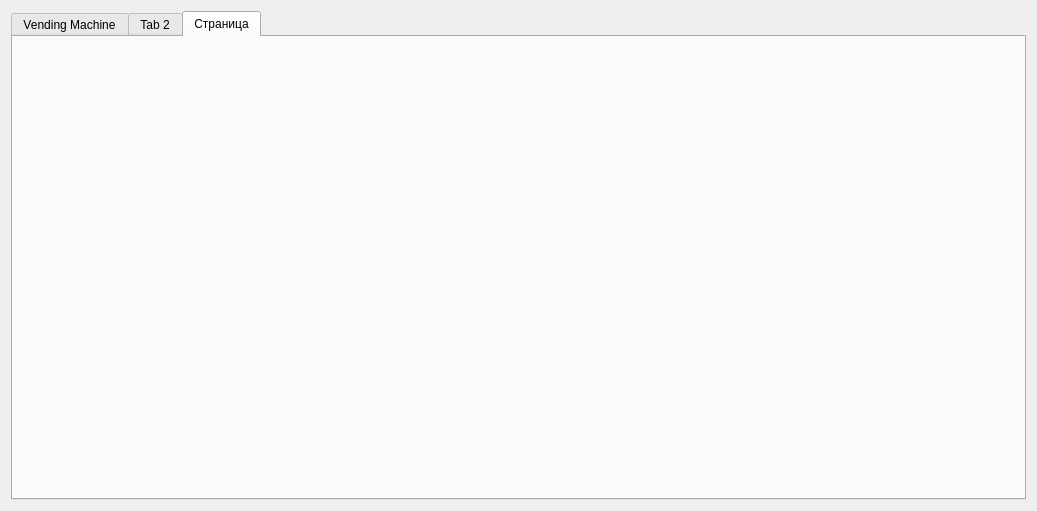
Old version of the form mainwindow.ui in the repository Vladimir-A/Vending_Machine.
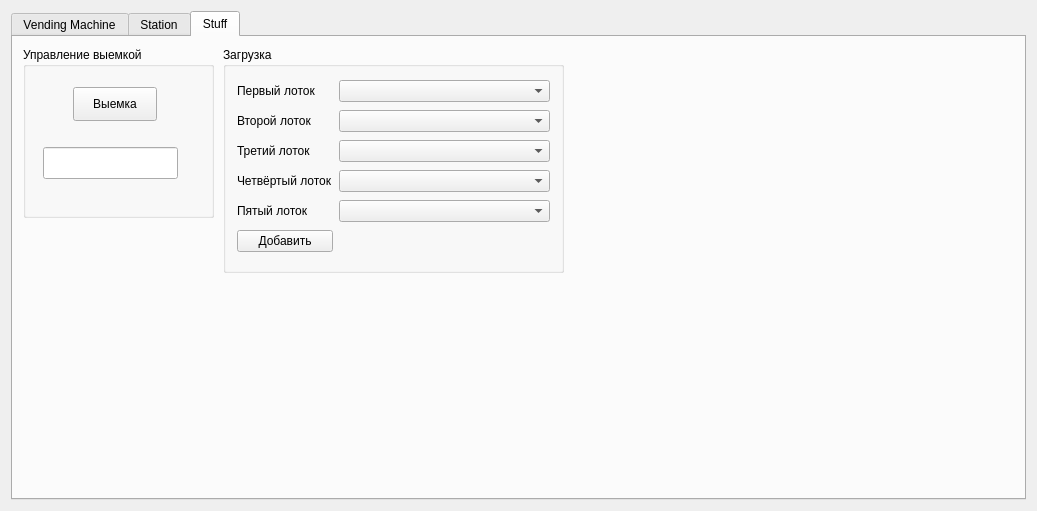
New version of the form. The open tabs and pages were chosen to show the change.

```diff
--- a/mainwindow.ui
+++ b/mainwindow.ui
@@ -15,7 +15,7 @@
   </property>
   <widget class="QWidget" name="centralWidget">
    <layout class="QGridLayout" name="gridLayout_2">
-    <item row="1" column="0">
+    <item row="0" column="0">
      <widget class="QTabWidget" name="Stages">
       <property name="currentIndex">
        <number>1</number>
@@ -631,13 +631,147 @@
       </widget>
       <widget class="QWidget" name="station">
        <attribute name="title">
-        <string>Tab 2</string>
+        <string>Station</string>
        </attribute>
       </widget>
       <widget class="QWidget" name="stuff">
        <attribute name="title">
-        <string>Страница</string>
+        <string>Stuff</string>
        </attribute>
+       <widget class="QGroupBox" name="groupBox_3">
+        <property name="geometry">
+         <rect>
+          <x>210</x>
+          <y>10</y>
+          <width>341</width>
+          <height>226</height>
+         </rect>
+        </property>
+        <property name="title">
+         <string>Загрузка</string>
+        </property>
+        <layout class="QGridLayout" name="gridLayout_16">
+         <item row="4" column="0">
+          <widget class="QLabel" name="label_7">
+           <property name="text">
+            <string>Пятый лоток</string>
+           </property>
+          </widget>
+         </item>
+         <item row="3" column="0">
+          <widget class="QLabel" name="label_6">
+           <property name="text">
+            <string>Четвёртый лоток</string>
+           </property>
+          </widget>
+         </item>
+         <item row="2" column="1">
+          <widget class="QComboBox" name="comboBox3"/>
+         </item>
+         <item row="0" column="1">
+          <widget class="QComboBox" name="comboBox1">
+           <property name="minimumSize">
+            <size>
+             <width>0</width>
+             <height>0</height>
+            </size>
+           </property>
+          </widget>
+         </item>
+         <item row="3" column="1">
+          <widget class="QComboBox" name="comboBox4"/>
+         </item>
+         <item row="0" column="0">
+          <widget class="QLabel" name="label_3">
+           <property name="text">
+            <string>Первый лоток</string>
+           </property>
+          </widget>
+         </item>
+         <item row="2" column="0">
+          <widget class="QLabel" name="label_5">
+           <property name="text">
+            <string>Третий лоток</string>
+           </property>
+          </widget>
+         </item>
+         <item row="4" column="1">
+          <widget class="QComboBox" name="comboBox5"/>
+         </item>
+         <item row="1" column="0">
+          <widget class="QLabel" name="label_4">
+           <property name="text">
+            <string>Второй лоток</string>
+           </property>
+          </widget>
+         </item>
+         <item row="1" column="1">
+          <widget class="QComboBox" name="comboBox2"/>
+         </item>
+         <item row="6" column="0">
+          <widget class="QPushButton" name="Binsert_product">
+           <property name="text">
+            <string>Добавить</string>
+           </property>
+          </widget>
+         </item>
+         <item row="6" column="1">
+          <spacer name="horizontalSpacer_21">
+           <property name="orientation">
+            <enum>Qt::Horizontal</enum>
+           </property>
+           <property name="sizeHint" stdset="0">
+            <size>
+             <width>40</width>
+             <height>20</height>
+            </size>
+           </property>
+          </spacer>
+         </item>
+        </layout>
+       </widget>
+       <widget class="QGroupBox" name="groupBox_2">
+        <property name="geometry">
+         <rect>
+          <x>10</x>
+          <y>10</y>
+          <width>191</width>
+          <height>171</height>
+         </rect>
+        </property>
+        <property name="maximumSize">
+         <size>
+          <width>200</width>
+          <height>16777215</height>
+         </size>
+        </property>
+        <property name="title">
+         <string>Управление выемкой</string>
+        </property>
+        <widget class="QPushButton" name="Button_income">
+         <property name="geometry">
+          <rect>
+           <x>50</x>
+           <y>40</y>
+           <width>84</width>
+           <height>34</height>
+          </rect>
+         </property>
+         <property name="text">
+          <string>Выемка</string>
+         </property>
+        </widget>
+        <widget class="QLineEdit" name="line_income">
+         <property name="geometry">
+          <rect>
+           <x>20</x>
+           <y>100</y>
+           <width>135</width>
+           <height>32</height>
+          </rect>
+         </property>
+        </widget>
+       </widget>
       </widget>
      </widget>
     </item>
```
Left out of the diff: 56 changed lines with no effect on the pictures.
